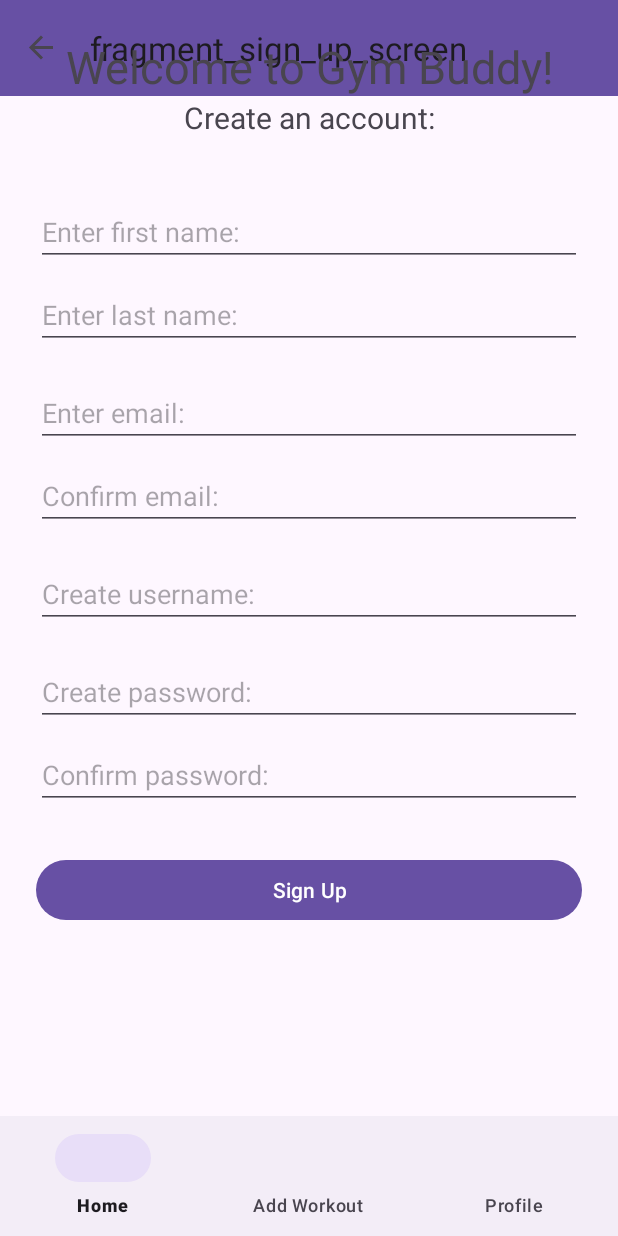
After one commit to NoahPetersen38/CS407-Final-GymBuddy, an Android app: the SignUpScreen screen opened through its navigation route, on a phone screen of 412 x 824 dp. The commit adds this screen. Run offline under Robolectric (Android 15) with nearby library versions, the phone set to English and light mode, and no system bars; our stand-ins replace navigation-ui.

Commit message:
added login and signup screen UI

```diff
--- a/app/build.gradle.kts
+++ b/app/build.gradle.kts
@@ -33,6 +33,9 @@ android {
     kotlinOptions {
         jvmTarget = "1.8"
     }
+    buildFeatures {
+        viewBinding = true
+    }
 }
 
 dependencies {
@@ -43,6 +46,9 @@ dependencies {
     implementation(libs.androidx.constraintlayout)
     implementation(libs.androidx.navigation.fragment.ktx)
     implementation(libs.androidx.navigation.ui.ktx)
+    implementation(libs.androidx.annotation)
+    implementation(libs.androidx.lifecycle.livedata.ktx)
+    implementation(libs.androidx.lifecycle.viewmodel.ktx)
     testImplementation(libs.junit)
     androidTestImplementation(libs.androidx.junit)
     androidTestImplementation(libs.androidx.espresso.core)
--- /dev/null
+++ b/app/src/main/java/com/cs407/gymsocialapp/SignUpScreen.kt
@@ -0,0 +1,59 @@
+package com.cs407.gymsocialapp
+
+import android.os.Bundle
+import androidx.fragment.app.Fragment
+import android.view.LayoutInflater
+import android.view.View
+import android.view.ViewGroup
+
+// TODO: Rename parameter arguments, choose names that match
+// the fragment initialization parameters, e.g. ARG_ITEM_NUMBER
+private const val ARG_PARAM1 = "param1"
+private const val ARG_PARAM2 = "param2"
+
+/**
+ * A simple [Fragment] subclass.
+ * Use the [SignUpScreen.newInstance] factory method to
+ * create an instance of this fragment.
+ */
+class SignUpScreen : Fragment() {
+    // TODO: Rename and change types of parameters
+    private var param1: String? = null
+    private var param2: String? = null
+
+    override fun onCreate(savedInstanceState: Bundle?) {
+        super.onCreate(savedInstanceState)
+        arguments?.let {
+            param1 = it.getString(ARG_PARAM1)
+            param2 = it.getString(ARG_PARAM2)
+        }
+    }
+
+    override fun onCreateView(
+        inflater: LayoutInflater, container: ViewGroup?,
+        savedInstanceState: Bundle?
+    ): View? {
+        // Inflate the layout for this fragment
+        return inflater.inflate(R.layout.fragment_sign_up_screen, container, false)
+    }
+
+    companion object {
+        /**
+         * Use this factory method to create a new instance of
+         * this fragment using the provided parameters.
+         *
+         * @param param1 Parameter 1.
+         * @param param2 Parameter 2.
+         * @return A new instance of fragment SignUpScreen.
+         */
+        // TODO: Rename and change types and number of parameters
+        @JvmStatic
+        fun newInstance(param1: String, param2: String) =
+            SignUpScreen().apply {
+                arguments = Bundle().apply {
+                    putString(ARG_PARAM1, param1)
+                    putString(ARG_PARAM2, param2)
+                }
+            }
+    }
+}
--- /dev/null
+++ b/app/src/main/res/layout/fragment_sign_up_screen.xml
@@ -0,0 +1,101 @@
+<?xml version="1.0" encoding="utf-8"?>
+<FrameLayout xmlns:android="http://schemas.android.com/apk/res/android"
+    xmlns:tools="http://schemas.android.com/tools"
+    android:layout_width="match_parent"
+    android:layout_height="match_parent"
+    tools:context=".SignUpScreen">
+
+    <LinearLayout
+        android:layout_width="match_parent"
+        android:layout_height="match_parent"
+        android:gravity="center|fill_vertical"
+        android:orientation="vertical"
+        android:padding="24dp">
+
+        <TextView
+            android:id="@+id/signup_TextView"
+            android:layout_width="match_parent"
+            android:layout_height="wrap_content"
+            android:text="@string/welcome_text"
+            android:textAlignment="center"
+            android:textSize="30sp" />
+
+        <TextView
+            android:id="@+id/signup_sub_TextView"
+            android:layout_width="match_parent"
+            android:layout_height="wrap_content"
+            android:text="@string/sign_up_subtext"
+            android:textAlignment="center"
+            android:textSize="20sp" />
+
+        <EditText
+            android:id="@+id/firstName_editText"
+            android:layout_width="match_parent"
+            android:layout_height="wrap_content"
+            android:ems="10"
+            android:hint="@string/first_name"
+            android:inputType="text"
+            android:paddingTop="50sp" />
+
+        <EditText
+            android:id="@+id/lastName_editText"
+            android:layout_width="match_parent"
+            android:layout_height="wrap_content"
+            android:ems="10"
+            android:hint="@string/last_name"
+            android:inputType="text"
+            android:paddingTop="20sp" />
+
+        <EditText
+            android:id="@+id/email_editText"
+            android:layout_width="match_parent"
+            android:layout_height="wrap_content"
+            android:ems="10"
+            android:hint="@string/email_text"
+            android:inputType="text"
+            android:paddingTop="30sp" />
+
+        <EditText
+            android:id="@+id/email_confirm_editText"
+            android:layout_width="match_parent"
+            android:layout_height="wrap_content"
+            android:ems="10"
+            android:hint="@string/email_confirm"
+            android:inputType="text"
+            android:paddingTop="20sp" />
+
+        <EditText
+            android:id="@+id/username_editText"
+            android:layout_width="match_parent"
+            android:layout_height="wrap_content"
+            android:ems="10"
+            android:hint="@string/username_text"
+            android:inputType="text"
+            android:paddingTop="30sp" />
+
+        <EditText
+            android:id="@+id/password_editText"
+            android:layout_width="match_parent"
+            android:layout_height="wrap_content"
+            android:ems="10"
+            android:hint="@string/password_text"
+            android:inputType="textPassword"
+            android:paddingTop="30sp" />
+
+        <EditText
+            android:id="@+id/password_confirm_editText"
+            android:layout_width="match_parent"
+            android:layout_height="wrap_content"
+            android:ems="10"
+            android:hint="@string/password_confirm"
+            android:inputType="textPassword"
+            android:paddingTop="20sp" />
+
+        <Button
+            android:id="@+id/create_account_button"
+            android:layout_width="match_parent"
+            android:layout_height="wrap_content"
+            android:text="@string/create_account_text"
+            android:translationY="30dp" />
+    </LinearLayout>
+</FrameLayout>
--- a/app/src/main/res/navigation/nav_graph.xml
+++ b/app/src/main/res/navigation/nav_graph.xml
@@ -1,6 +1,7 @@
 <?xml version="1.0" encoding="utf-8"?>
 <navigation xmlns:android="http://schemas.android.com/apk/res/android"
     xmlns:app="http://schemas.android.com/apk/res-auto"
+    xmlns:tools="http://schemas.android.com/tools"
     app:startDestination="@id/loginFragment">
 
     <fragment
@@ -10,6 +11,9 @@
         <action
             android:id="@+id/action_loginFragment_to_mainFragment"
             app:destination="@id/mainFragment" />
+        <action
+            android:id="@+id/action_loginFragment_to_signUpScreen"
+            app:destination="@id/signUpScreen" />
     </fragment>
 
     <fragment
@@ -33,4 +37,13 @@
         android:id="@+id/navigation_profile"
         android:name="com.cs407.gymsocialapp.ProfileScreen"
         android:label="Profile" />
+    <fragment
+        android:id="@+id/signUpScreen"
+        android:name="com.cs407.gymsocialapp.SignUpScreen"
+        android:label="fragment_sign_up_screen"
+        tools:layout="@layout/fragment_sign_up_screen" >
+        <action
+            android:id="@+id/action_signUpScreen_to_mainFragment"
+            app:destination="@id/mainFragment" />
+    </fragment>
 </navigation>
--- a/app/src/main/res/values/strings.xml
+++ b/app/src/main/res/values/strings.xml
@@ -2,4 +2,27 @@
     <string name="app_name">Gym Social App</string>
     <!-- TODO: Remove or change this placeholder text -->
     <string name="hello_blank_fragment">Hello blank fragment</string>
+    <!-- Strings related to login -->
+    <string name ="welcome_text">Welcome to Gym Buddy!</string>
+    <string name="welcome_subtext">Please Log In:</string>
+    <string name="prompt_email">Email</string>
+    <string name="prompt_password">Password</string>
+    <string name="action_sign_in">Sign in or register</string>
+    <string name="action_sign_in_short">Sign in</string>
+    <string name="welcome">"Welcome!"</string>
+    <string name="invalid_username">Not a valid username</string>
+    <string name="invalid_password">Password must be >5 characters</string>
+    <string name="login_failed">"Login failed"</string>
+    <string name="sign_up_text">Not a member?</string>
+    <string name="sign_up_button_txt">Sign Up!</string>
+    <!-- Strings related to sign up -->
+    <string name="sign_up_subtext">Create an account:</string>
+    <string name="first_name">Enter first name:</string>
+    <string name="last_name">Enter last name:</string>
+    <string name="email_text">Enter email:</string>
+    <string name="email_confirm">Confirm email:</string>
+    <string name="username_text">Create username:</string>
+    <string name="password_text">Create password:</string>
+    <string name="password_confirm">Confirm password:</string>
+    <string name="create_account_text">Sign Up</string>
 </resources>
--- a/gradle/libs.versions.toml
+++ b/gradle/libs.versions.toml
@@ -11,6 +11,9 @@ activity = "1.9.2"
 constraintlayout = "2.1.4"
 navigationFragmentKtx = "2.8.3"
 navigationUiKtx = "2.8.3"
+annotation = "1.6.0"
+lifecycleLivedataKtx = "2.8.5"
+lifecycleViewmodelKtx = "2.8.5"
 
 [libraries]
 androidx-core-ktx = { group = "androidx.core", name = "core-ktx", version.ref = "coreKtx" }
@@ -23,6 +26,9 @@ androidx-activity = { group = "androidx.activity", name = "activity", version.re
 androidx-constraintlayout = { group = "androidx.constraintlayout", name = "constraintlayout", version.ref = "constraintlayout" }
 androidx-navigation-fragment-ktx = { group = "androidx.navigation", name = "navigation-fragment-ktx", version.ref = "navigationFragmentKtx" }
 androidx-navigation-ui-ktx = { group = "androidx.navigation", name = "navigation-ui-ktx", version.ref = "navigationUiKtx" }
+androidx-annotation = { group = "androidx.annotation", name = "annotation", version.ref = "annotation" }
+androidx-lifecycle-livedata-ktx = { group = "androidx.lifecycle", name = "lifecycle-livedata-ktx", version.ref = "lifecycleLivedataKtx" }
+androidx-lifecycle-viewmodel-ktx = { group = "androidx.lifecycle", name = "lifecycle-viewmodel-ktx", version.ref = "lifecycleViewmodelKtx" }
 
 [plugins]
 android-application = { id = "com.android.application", version.ref = "agp" }
```
Also changed, not shown: app/src/main/res/layout/fragment_login_screen.xml (+50 -9 lines).
